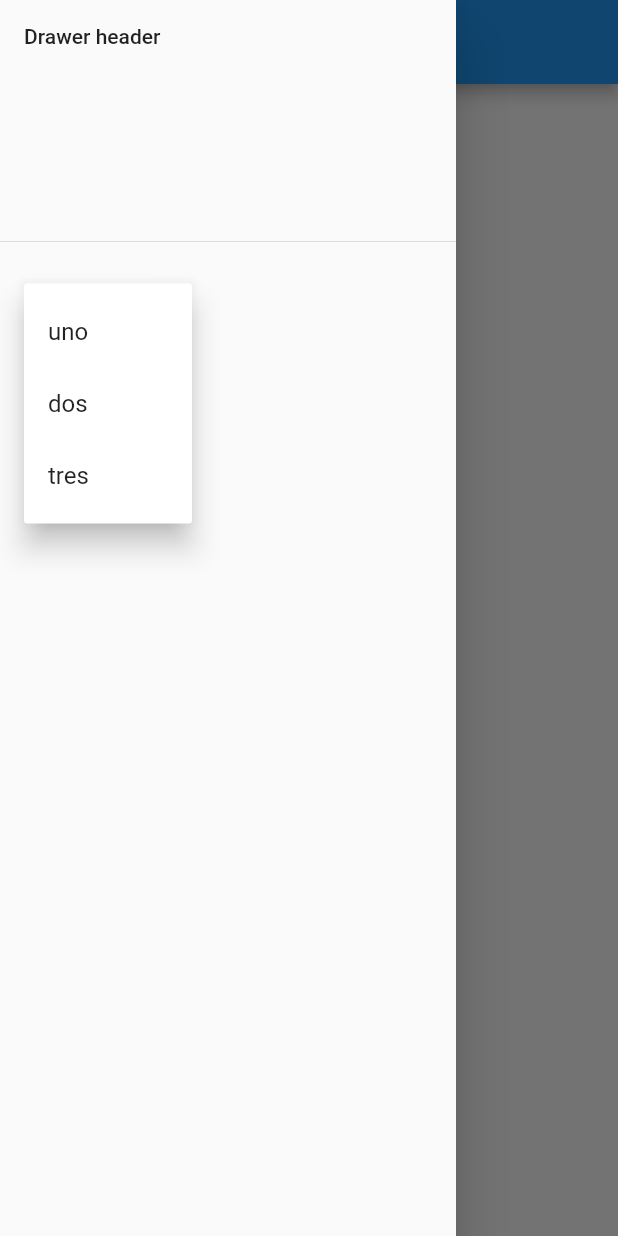
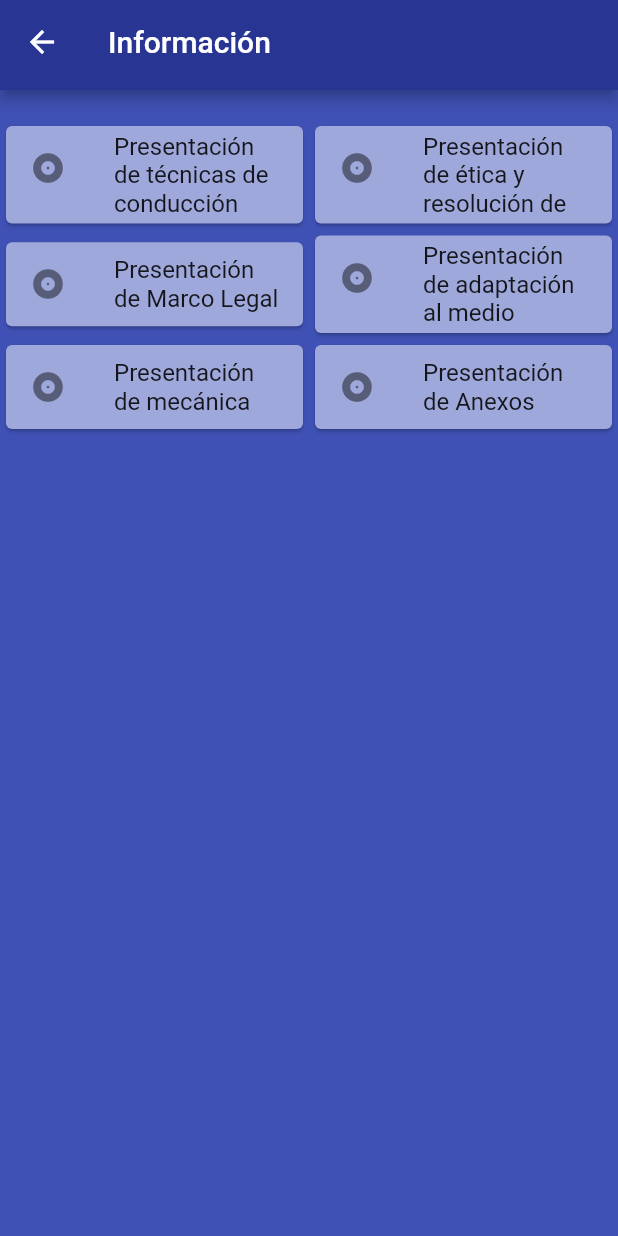
Before and after one commit to charlieaular/ask_answers, a Flutter app: the screen it shows after launch, in the side drawer, after a tap on "Información", on a phone screen of 412 x 824 dp. Run offline on Flutter 3.47's test engine with Material 2 defaults, Android fonts, the light colour scheme and no system bars; our stand-ins replace dartz, equatable, get, get_it.

Commit message:
primera fase del proyecto

```diff
--- a/lib/features/presentation/app.dart
+++ b/lib/features/presentation/app.dart
@@ -1,4 +1,5 @@
 import 'package:ask_answers/features/presentation/controllers/ask_controller.dart';
+import 'package:ask_answers/features/presentation/pages/cards_information_page.dart';
 import 'package:ask_answers/features/presentation/pages/form_page.dart';
 import 'package:ask_answers/features/presentation/pages/home_page.dart';
 import 'package:flutter/material.dart';
@@ -11,10 +12,15 @@ class App extends StatelessWidget {
   Widget build(BuildContext context) {
     Get.put(AskController(useCase: sl()));
     return GetMaterialApp(
+      theme: ThemeData(scaffoldBackgroundColor: Color(0XFF3F51B5)),
       debugShowCheckedModeBanner: false,
       title: "Ask Answer app",
       initialRoute: HomePage.routeName,
-      getPages: [GetPage(name: HomePage.routeName, page: () => HomePage()), GetPage(name: FormPage.routeName, page: () => FormPage())],
+      getPages: [
+        GetPage(name: HomePage.routeName, page: () => HomePage()),
+        GetPage(name: CardsInformationPage.routeName, page: () => CardsInformationPage()),
+        GetPage(name: FormPage.routeName, page: () => FormPage())
+      ],
     );
   }
 }
--- /dev/null
+++ b/lib/features/presentation/appbar_component.dart
@@ -0,0 +1,18 @@
+import 'package:flutter/material.dart';
+
+class AppBarComponent extends StatelessWidget implements PreferredSizeWidget {
+  final String title;
+
+  const AppBarComponent({Key key, this.title}) : super(key: key);
+
+  @override
+  Widget build(BuildContext context) {
+    return AppBar(
+      title: title != null ? Text(title) : null,
+      backgroundColor: Color(0XFF283593),
+    );
+  }
+
+  @override
+  Size get preferredSize => Size.fromHeight(60);
+}
--- /dev/null
+++ b/lib/features/presentation/pages/cards_information_page.dart
@@ -0,0 +1,61 @@
+import 'package:flutter/cupertino.dart';
+import 'package:flutter/material.dart';
+import 'package:get/get.dart';
+
+import '../appbar_component.dart';
+
+class CardsInformationPage extends StatelessWidget {
+  static String routeName = "cards_information.page";
+
+  final List<String> list = [
+    "Presentación de técnicas de conducción",
+    "Presentación de ética y resolución de",
+    "Presentación de Marco Legal",
+    "Presentación de adaptación al medio",
+    "Presentación de mecánica",
+    "Presentación de Anexos"
+  ];
+
+  @override
+  Widget build(BuildContext context) {
+    final res = List.generate(list.length ~/ 2, (i) => [list[2 * i], list[2 * i + 1]]);
+    return Scaffold(
+      appBar: AppBarComponent(
+        title: 'Información',
+      ),
+      body: Container(
+        padding: EdgeInsets.only(top: 20),
+        child: Column(
+            children: res
+                .map(
+                  (el) => Row(
+                      children: el
+                          .map(
+                            (e) => Container(
+                              width: Get.width * 0.5,
+                              child: InkWell(
+                                onTap: () {
+                                  print('tapped to $e');
+                                },
+                                child: Card(
+                                  color: Color(0XFF9FA8DA),
+                                  child: Column(
+                                    mainAxisSize: MainAxisSize.min,
+                                    children: <Widget>[
+                                      ListTile(
+                                        leading: Icon(Icons.album),
+                                        title: Text(e),
+                                      ),
+                                    ],
+                                  ),
+                                ),
+                              ),
+                            ),
+                          )
+                          .toList()),
+                )
+                .toList()),
+      ),
+    );
+  }
+}
--- a/lib/features/presentation/pages/form_page.dart
+++ b/lib/features/presentation/pages/form_page.dart
@@ -1,3 +1,4 @@
+import 'package:ask_answers/features/presentation/appbar_component.dart';
 import 'package:ask_answers/features/presentation/controllers/ask_controller.dart';
 import 'package:flutter/material.dart';
 import 'package:get/get.dart';
@@ -17,8 +18,9 @@ class _FormPageState extends State<FormPage> {
   @override
   Widget build(BuildContext context) {
     return Scaffold(
-      appBar: AppBar(),
+      appBar: AppBarComponent(),
       floatingActionButton: FloatingActionButton(
+          backgroundColor: Color(0XFFF50057),
           onPressed: () {
             askController.nextPage(_radioValue);
             _radioValue = null;
@@ -42,12 +44,7 @@ class _FormPageState extends State<FormPage> {
                   ),
                   Container(
                     width: size.width * 0.9,
-                    child: Text(
-                      _controller.currentItem.name,
-                      textAlign: TextAlign.justify,
-                      style:
-                          TextStyle(fontSize: 22, fontWeight: FontWeight.bold),
-                    ),
+                    child: Text(_controller.currentItem.name, textAlign: TextAlign.justify, style: TextStyle(fontSize: 22, fontWeight: FontWeight.bold, color: Colors.white)),
                   ),
                   SizedBox(
                     height: 50,
@@ -66,15 +63,13 @@ class _FormPageState extends State<FormPage> {
                                 setState(() {
                                   _radioValue = value;
                                 });
-                                print(value);
                               },
                             ),
                             Flexible(
                               child: Text(
                                 e.name,
                                 textAlign: TextAlign.justify,
-                                style: TextStyle(
-                                    fontSize: 19, fontStyle: FontStyle.italic),
+                                style: TextStyle(fontSize: 19, fontStyle: FontStyle.italic, color: Colors.white),
                               ),
                             ),
                           ],
--- a/lib/features/presentation/pages/home_page.dart
+++ b/lib/features/presentation/pages/home_page.dart
@@ -1,29 +1,51 @@
+import 'package:ask_answers/features/presentation/appbar_component.dart';
 import 'package:ask_answers/features/presentation/pages/form_page.dart';
 import 'package:flutter/material.dart';
 import 'package:get/route_manager.dart';
+
+import 'cards_information_page.dart';
 
 class HomePage extends StatelessWidget {
   static const String routeName = "home.page";
   @override
   Widget build(BuildContext context) {
     return Scaffold(
-      appBar: AppBar(),
+      appBar: AppBarComponent(),
       drawer: Drawer(
+          child: Container(
+        decoration: BoxDecoration(
+            gradient: new LinearGradient(
+                colors: [
+                  const Color(0XFF283593),
+                  const Color(0XFF3F51B5),
+                ],
+                begin: const FractionalOffset(0.0, 0.0),
+                end: const FractionalOffset(1.0, 0.0),
+                stops: [0.0, 1.0],
+                tileMode: TileMode.clamp)),
         child: ListView(
           padding: EdgeInsets.zero,
           children: [
-          DrawerHeader(child: Text('Drawer header')),
+            DrawerHeader(child: Container(), decoration: BoxDecoration(image: DecorationImage(image: AssetImage('assets/images/app_icon.jpg'), fit: BoxFit.cover))),
             ListTile(
-            title: buildPopUpButton(),
+              title: Text(
+                'Información',
+                style: TextStyle(color: Colors.white, fontSize: 18),
+              ),
+              onTap: () {
+                Get.back();
+                Get.toNamed(CardsInformationPage.routeName);
+              },
             ),
             ListTile(
-            title: Text('Cuestionario'),
+              title: Text('Cuestionario', style: TextStyle(color: Colors.white, fontSize: 18)),
               onTap: () {
                 Get.back();
                 Get.toNamed(FormPage.routeName, arguments: '0');
               },
             )
           ],
+        ),
       )),
       body: SafeArea(
         child: Container(
```
Also changed, not shown: pubspec.yaml (+6 -1 lines), assets/images/app_icon.jpg (added), pubspec.lock, 22 other files. Lines whose indentation alone changed are shown as unchanged.
